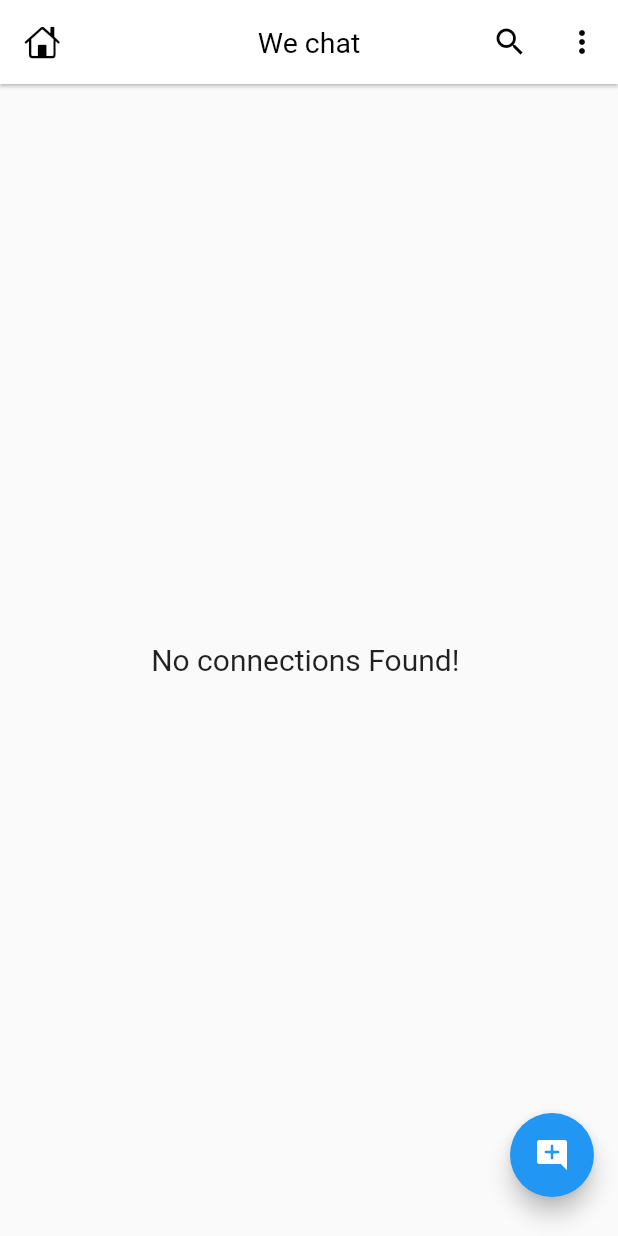
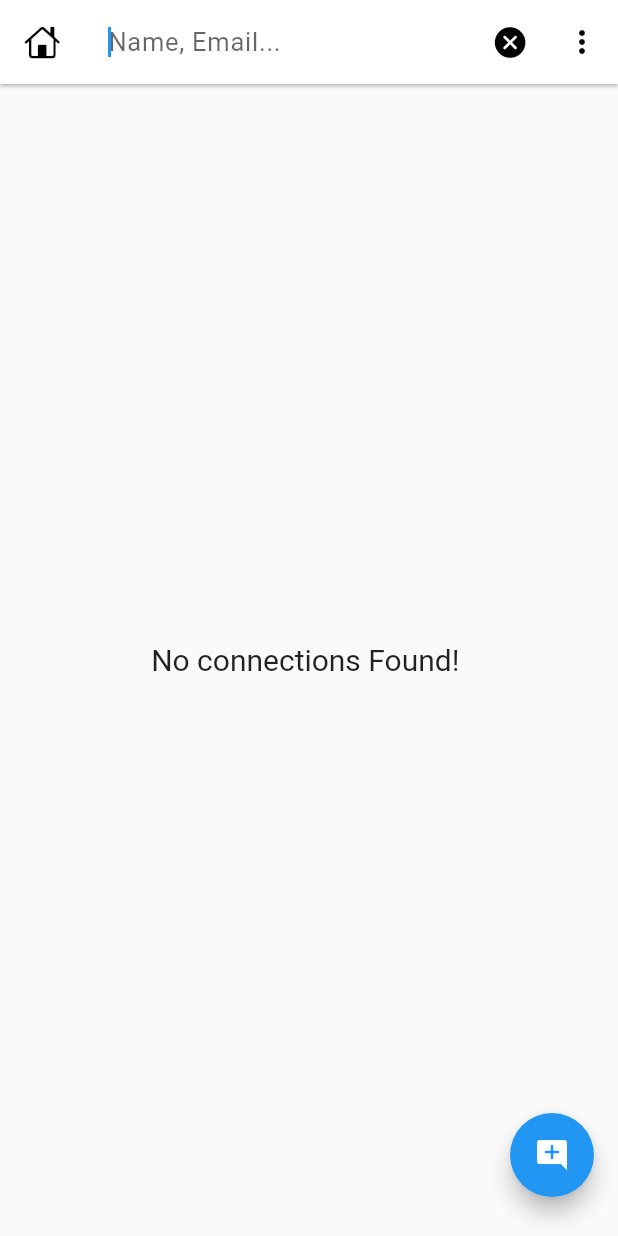
Before and after one commit to samro123/chatFireBase, a Flutter app: the HomeScreen screen opened directly, after a tap on the "search" icon, on a phone screen of 412 x 824 dp. Run offline on Flutter 3.47's test engine with Material 2 defaults, Android fonts, the phone set to English and light mode, and no system bars; our stand-ins replace cached_network_image, cloud_firestore, firebase_auth, firebase_core, google_sign_in; accounts and stored records are empty.

Commit message:
function sreach

```diff
--- a/lib/screens/home_screen.dart
+++ b/lib/screens/home_screen.dart
@@ -17,7 +17,13 @@ class HomeScreen extends StatefulWidget {
 }
 
 class _HomeScreenState extends State<HomeScreen> {
-  List<ChatUsers> lists = [];
+  //for storing all users
+  List<ChatUsers> _lists = [];
+
+  //for storing searched items
+  final List<ChatUsers> _searchList = [];
+  //for storing search items
+  bool _isSearch = false;
   @override
   void initState() {
     // TODO: implement initState
@@ -29,9 +35,40 @@ class _HomeScreenState extends State<HomeScreen> {
     return Scaffold(
       appBar: AppBar(
         leading: Icon(CupertinoIcons.home),
-        title: Text("We chat"),
+        title: _isSearch
+            ? TextFormField(
+          decoration:const InputDecoration(border: InputBorder.none, hintText: "Name, Email..."),
+          autofocus: true,
+          style:const TextStyle(fontSize: 17, letterSpacing: 0.5),
+          //when search text changes then update search list
+          onChanged: (val) {
+            //search logic
+            _searchList.clear();
+
+            for(var i in _lists){
+              if(i.name.toLowerCase().contains(val.toLowerCase()) ||
+                  i.email.toLowerCase().contains(val.toLowerCase())){
+                _searchList.add(i);
+              }
+              setState(() {
+                _searchList;
+              });
+            }
+          },
+        )
+            : Text("We chat"),
         actions: [
-          IconButton(onPressed: (){}, icon:const Icon(Icons.search)),
+          //search button
+          IconButton(
+              onPressed: (){
+                setState(() {
+                  _isSearch = !_isSearch;
+                });
+              },
+              icon: Icon(_isSearch
+                  ? CupertinoIcons.clear_circled_solid
+                  :Icons.search)),
+          //for more features button
           IconButton(onPressed: (){
             Navigator.push(
                 context,
@@ -66,15 +103,15 @@ class _HomeScreenState extends State<HomeScreen> {
 
 
             final data = snapshot.data?.docs;
-            lists = data?.map((e) => ChatUsers.fromJson(e.data())).toList() ?? [];
+            _lists = data?.map((e) => ChatUsers.fromJson(e.data())).toList() ?? [];
 
-           if(lists.isNotEmpty){
+           if(_lists.isNotEmpty){
              return ListView.builder(
-               itemCount: lists.length,
+               itemCount: _isSearch ? _searchList.length:_lists.length,
                padding: EdgeInsets.only(top: mq.height * .01),
                physics: BouncingScrollPhysics(),
                itemBuilder: (context, index) {
-                 return ChatUserCard(users: lists[index],);
+                 return ChatUserCard(users: _isSearch ? _searchList [index] : _lists[index],);
                },
              );
            }else{
```
